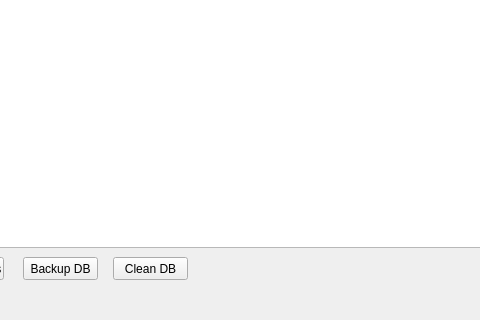
Above: mainwindow.ui from n6nq/checking before the change; both pictures show x 287 to 767 and y 310 to 630 of the 1040 by 630 pixel window. Below: the same form after it.
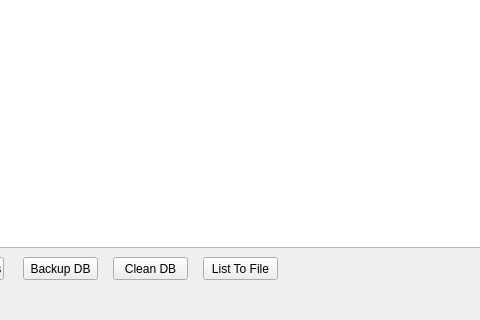
That is the form after the change.

```diff
--- a/mainwindow.ui
+++ b/mainwindow.ui
@@ -254,6 +254,19 @@
      <string>Clean DB</string>
     </property>
    </widget>
+   <widget class="QPushButton" name="btnListToFile">
+    <property name="geometry">
+     <rect>
+      <x>490</x>
+      <y>550</y>
+      <width>75</width>
+      <height>23</height>
+     </rect>
+    </property>
+    <property name="text">
+     <string>List To File</string>
+    </property>
+   </widget>
    <zorder>listEntries</zorder>
    <zorder>btnChart</zorder>
    <zorder>btnReadFile</zorder>
```
Left out of the diff: 1 changed line with no effect on the pictures.
